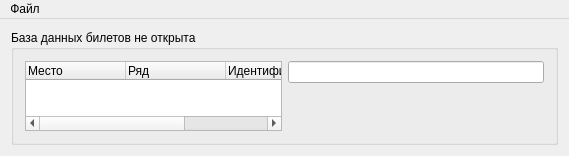
Above: Control/ControlManager/controlmanagermainwindow.ui from Demonist/TCS before the change. Below: the same form after it.
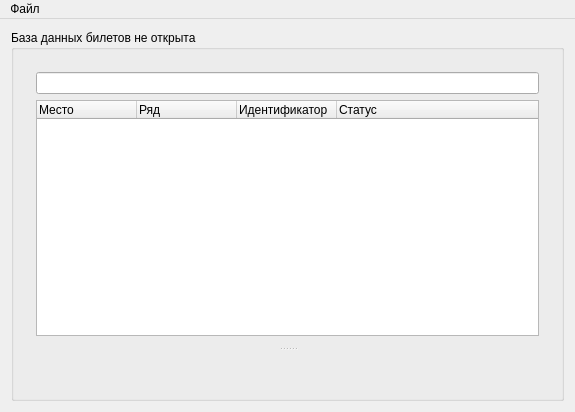
That is the form after the change. The open tabs and pages were chosen to show the change. Custom widgets are drawn as their Qt base class.

Patch:
```diff
--- a/Control/ControlManager/controlmanagermainwindow.ui
+++ b/Control/ControlManager/controlmanagermainwindow.ui
@@ -6,8 +6,8 @@
    <rect>
     <x>0</x>
     <y>0</y>
-    <width>569</width>
-    <height>143</height>
+    <width>575</width>
+    <height>412</height>
    </rect>
   </property>
   <property name="windowTitle">
@@ -18,7 +18,7 @@
     <item row="0" column="0">
      <widget class="CAnimatedStackedWidget" name="stackedWidget">
       <property name="currentIndex">
-       <number>0</number>
+       <number>1</number>
       </property>
       <widget class="QWidget" name="page">
        <layout class="QGridLayout" name="gridLayout_4">
@@ -26,7 +26,7 @@
          <number>0</number>
         </property>
         <item row="0" column="0">
-         <widget class="CDataBaseConnectionWidget" name="wConnection" native="true"/>
+         <widget class="CControlConnectionWidget" name="wConnection" native="true"/>
         </item>
        </layout>
       </widget>
@@ -42,6 +42,23 @@
           </property>
           <layout class="QGridLayout" name="gridLayout_2">
            <item row="0" column="0">
+            <widget class="QSplitter" name="splitter">
+             <property name="orientation">
+              <enum>Qt::Vertical</enum>
+             </property>
+             <property name="childrenCollapsible">
+              <bool>false</bool>
+             </property>
+             <widget class="QWidget" name="layoutWidget">
+              <layout class="QVBoxLayout" name="verticalLayout">
+               <item>
+                <widget class="QLineEdit" name="leGetBarcode">
+                 <property name="readOnly">
+                  <bool>false</bool>
+                 </property>
+                </widget>
+               </item>
+               <item>
             <widget class="QTreeWidget" name="twBarcodeControl">
              <property name="enabled">
               <bool>true</bool>
@@ -58,6 +75,9 @@
              <property name="showDropIndicator" stdset="0">
               <bool>false</bool>
              </property>
+                 <property name="selectionMode">
+                  <enum>QAbstractItemView::NoSelection</enum>
+                 </property>
              <property name="rootIsDecorated">
               <bool>false</bool>
              </property>
@@ -86,19 +106,10 @@
              </column>
             </widget>
            </item>
-           <item row="0" column="1">
-            <layout class="QVBoxLayout" name="verticalLayout">
-             <item>
-              <widget class="QLineEdit" name="leGetBarcode">
-               <property name="readOnly">
-                <bool>false</bool>
-               </property>
-              </widget>
-             </item>
-             <item>
+              </layout>
+             </widget>
               <widget class="QWidget" name="wOutResult" native="true"/>
-             </item>
-            </layout>
+            </widget>
            </item>
           </layout>
          </widget>
@@ -114,7 +125,7 @@
     <rect>
      <x>0</x>
      <y>0</y>
-     <width>569</width>
+     <width>575</width>
      <height>21</height>
     </rect>
    </property>
@@ -157,18 +168,18 @@
  </widget>
  <layoutdefault spacing="6" margin="11"/>
  <customwidgets>
-  <customwidget>
-   <class>CDataBaseConnectionWidget</class>
-   <extends>QWidget</extends>
-   <header location="global">cdatabaseconnectionwidget.h</header>
-   <container>1</container>
-  </customwidget>
   <customwidget>
    <class>CAnimatedStackedWidget</class>
    <extends>QStackedWidget</extends>
    <header location="global">canimatedstackedwidget.h</header>
    <container>1</container>
   </customwidget>
+  <customwidget>
+   <class>CControlConnectionWidget</class>
+   <extends>QWidget</extends>
+   <header>ccontrolconnectionwidget.h</header>
+   <container>1</container>
+  </customwidget>
  </customwidgets>
  <resources/>
  <connections/>
```
Lines whose indentation alone changed are shown as unchanged.
